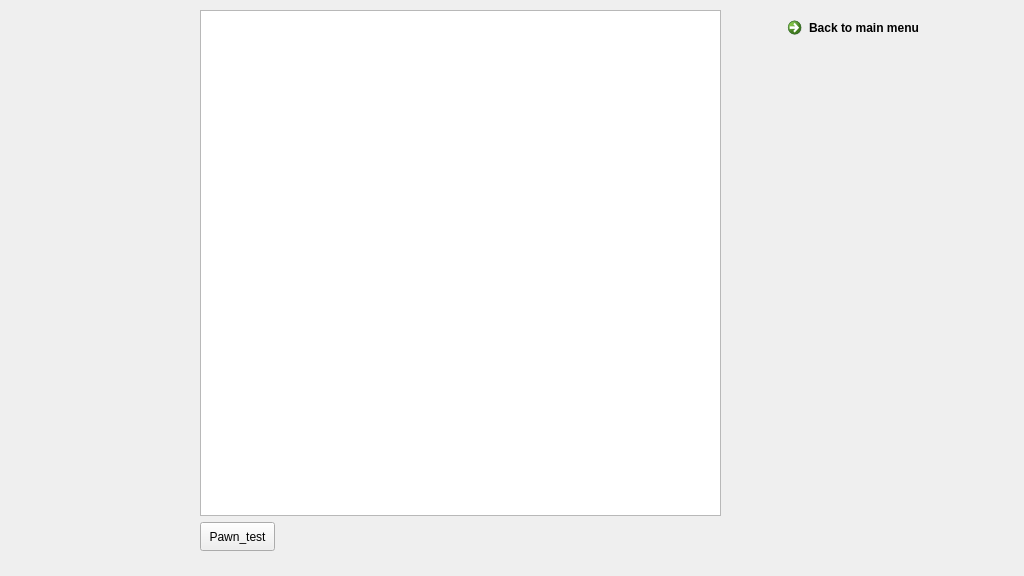
L0G4NN/EE273Project, file Antichess/mainwindow.ui: the form before one commit.
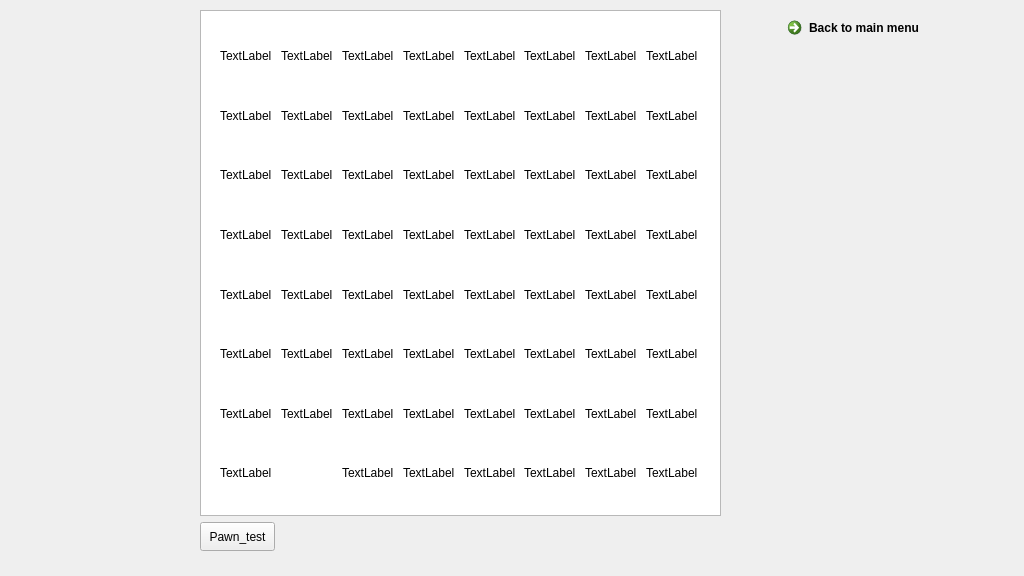
The form after the commit. Icons and pictures are not drawn.

What changed in the file:
```diff
--- a/Antichess/mainwindow.ui
+++ b/Antichess/mainwindow.ui
@@ -250,6 +250,466 @@
        </item>
       </layout>
      </widget>
+     <widget class="QWidget" name="gridLayoutWidget">
+      <property name="geometry">
+       <rect>
+        <x>270</x>
+        <y>29</y>
+        <width>481</width>
+        <height>471</height>
+       </rect>
+      </property>
+      <layout class="QGridLayout" name="squares">
+       <item row="0" column="5">
+        <widget class="QLabel" name="label_62">
+         <property name="text">
+          <string>TextLabel</string>
+         </property>
+        </widget>
+       </item>
+       <item row="2" column="6">
+        <widget class="QLabel" name="label_66">
+         <property name="text">
+          <string>TextLabel</string>
+         </property>
+        </widget>
+       </item>
+       <item row="0" column="6">
+        <widget class="QLabel" name="label_63">
+         <property name="text">
+          <string>TextLabel</string>
+         </property>
+        </widget>
+       </item>
+       <item row="6" column="0">
+        <widget class="QLabel" name="_70">
+         <property name="text">
+          <string>TextLabel</string>
+         </property>
+        </widget>
+       </item>
+       <item row="5" column="6">
+        <widget class="QLabel" name="label_40">
+         <property name="text">
+          <string>TextLabel</string>
+         </property>
+        </widget>
+       </item>
+       <item row="3" column="5">
+        <widget class="QLabel" name="label_49">
+         <property name="text">
+          <string>TextLabel</string>
+         </property>
+        </widget>
+       </item>
+       <item row="7" column="4">
+        <widget class="QLabel" name="_50">
+         <property name="text">
+          <string>TextLabel</string>
+         </property>
+        </widget>
+       </item>
+       <item row="4" column="2">
+        <widget class="QLabel" name="label_29">
+         <property name="text">
+          <string>TextLabel</string>
+         </property>
+        </widget>
+       </item>
+       <item row="0" column="7">
+        <widget class="QLabel" name="label_60">
+         <property name="text">
+          <string>TextLabel</string>
+         </property>
+        </widget>
+       </item>
+       <item row="1" column="7">
+        <widget class="QLabel" name="label_64">
+         <property name="text">
+          <string>TextLabel</string>
+         </property>
+        </widget>
+       </item>
+       <item row="7" column="2">
+        <widget class="QLabel" name="_30">
+         <property name="text">
+          <string>TextLabel</string>
+         </property>
+        </widget>
+       </item>
+       <item row="2" column="7">
+        <widget class="QLabel" name="label_65">
+         <property name="text">
+          <string>TextLabel</string>
+         </property>
+        </widget>
+       </item>
+       <item row="3" column="0">
+        <widget class="QLabel" name="label_14">
+         <property name="text">
+          <string>TextLabel</string>
+         </property>
+        </widget>
+       </item>
+       <item row="2" column="2">
+        <widget class="QLabel" name="label_27">
+         <property name="text">
+          <string>TextLabel</string>
+         </property>
+        </widget>
+       </item>
+       <item row="5" column="7">
+        <widget class="QLabel" name="label_41">
+         <property name="text">
+          <string>TextLabel</string>
+         </property>
+        </widget>
+       </item>
+       <item row="6" column="1">
+        <widget class="QLabel" name="label_18">
+         <property name="text">
+          <string>TextLabel</string>
+         </property>
+        </widget>
+       </item>
+       <item row="7" column="3">
+        <widget class="QLabel" name="_40">
+         <property name="text">
+          <string>TextLabel</string>
+         </property>
+        </widget>
+       </item>
+       <item row="3" column="6">
+        <widget class="QLabel" name="label_50">
+         <property name="text">
+          <string>TextLabel</string>
+         </property>
+        </widget>
+       </item>
+       <item row="7" column="5">
+        <widget class="QLabel" name="_60">
+         <property name="text">
+          <string>TextLabel</string>
+         </property>
+        </widget>
+       </item>
+       <item row="6" column="5">
+        <widget class="QLabel" name="label_34">
+         <property name="text">
+          <string>TextLabel</string>
+         </property>
+        </widget>
+       </item>
+       <item row="1" column="5">
+        <widget class="QLabel" name="label_61">
+         <property name="text">
+          <string>TextLabel</string>
+         </property>
+        </widget>
+       </item>
+       <item row="0" column="1">
+        <widget class="QLabel" name="label_24">
+         <property name="text">
+          <string>TextLabel</string>
+         </property>
+        </widget>
+       </item>
+       <item row="2" column="5">
+        <widget class="QLabel" name="label_58">
+         <property name="text">
+          <string>TextLabel</string>
+         </property>
+        </widget>
+       </item>
+       <item row="0" column="3">
+        <widget class="QLabel" name="label_54">
+         <property name="text">
+          <string>TextLabel</string>
+         </property>
+        </widget>
+       </item>
+       <item row="7" column="0">
+        <widget class="QLabel" name="_10">
+         <property name="text">
+          <string>TextLabel</string>
+         </property>
+        </widget>
+       </item>
+       <item row="7" column="7">
+        <widget class="QLabel" name="label_3">
+         <property name="text">
+          <string>TextLabel</string>
+         </property>
+        </widget>
+       </item>
+       <item row="3" column="7">
+        <widget class="QLabel" name="label_51">
+         <property name="text">
+          <string>TextLabel</string>
+         </property>
+        </widget>
+       </item>
+       <item row="1" column="2">
+        <widget class="QLabel" name="label_26">
+         <property name="text">
+          <string>TextLabel</string>
+         </property>
+        </widget>
+       </item>
+       <item row="7" column="1">
+        <widget class="QLabel" name="_20">
+         <property name="text">
+          <string/>
+         </property>
+        </widget>
+       </item>
+       <item row="5" column="5">
+        <widget class="QLabel" name="label_39">
+         <property name="text">
+          <string>TextLabel</string>
+         </property>
+        </widget>
+       </item>
+       <item row="6" column="3">
+        <widget class="QLabel" name="label_32">
+         <property name="text">
+          <string>TextLabel</string>
+         </property>
+        </widget>
+       </item>
+       <item row="6" column="2">
+        <widget class="QLabel" name="label_31">
+         <property name="text">
+          <string>TextLabel</string>
+         </property>
+        </widget>
+       </item>
+       <item row="4" column="3">
+        <widget class="QLabel" name="label_42">
+         <property name="text">
+          <string>TextLabel</string>
+         </property>
+        </widget>
+       </item>
+       <item row="2" column="4">
+        <widget class="QLabel" name="label_57">
+         <property name="text">
+          <string>TextLabel</string>
+         </property>
+        </widget>
+       </item>
+       <item row="5" column="4">
+        <widget class="QLabel" name="label_38">
+         <property name="text">
+          <string>TextLabel</string>
+         </property>
+        </widget>
+       </item>
+       <item row="5" column="3">
+        <widget class="QLabel" name="label_37">
+         <property name="text">
+          <string>TextLabel</string>
+         </property>
+        </widget>
+       </item>
+       <item row="0" column="0">
+        <widget class="QLabel" name="label_17">
+         <property name="text">
+          <string>TextLabel</string>
+         </property>
+        </widget>
+       </item>
+       <item row="2" column="0">
+        <widget class="QLabel" name="label_15">
+         <property name="text">
+          <string>TextLabel</string>
+         </property>
+        </widget>
+       </item>
+       <item row="1" column="6">
+        <widget class="QLabel" name="label_59">
+         <property name="text">
+          <string>TextLabel</string>
+         </property>
+        </widget>
+       </item>
+       <item row="1" column="4">
+        <widget class="QLabel" name="label_56">
+         <property name="text">
+          <string>TextLabel</string>
+         </property>
+        </widget>
+       </item>
+       <item row="4" column="4">
+        <widget class="QLabel" name="label_43">
+         <property name="text">
+          <string>TextLabel</string>
+         </property>
+        </widget>
+       </item>
+       <item row="6" column="4">
+        <widget class="QLabel" name="label_33">
+         <property name="text">
+          <string>TextLabel</string>
+         </property>
+        </widget>
+       </item>
+       <item row="6" column="7">
+        <widget class="QLabel" name="label_36">
+         <property name="text">
+          <string>TextLabel</string>
+         </property>
+        </widget>
+       </item>
+       <item row="7" column="6">
+        <widget class="QLabel" name="label_6">
+         <property name="text">
+          <string>TextLabel</string>
+         </property>
+        </widget>
+       </item>
+       <item row="4" column="7">
+        <widget class="QLabel" name="label_46">
+         <property name="text">
+          <string>TextLabel</string>
+         </property>
+        </widget>
+       </item>
+       <item row="0" column="4">
+        <widget class="QLabel" name="label_55">
+         <property name="text">
+          <string>TextLabel</string>
+         </property>
+        </widget>
+       </item>
+       <item row="4" column="1">
+        <widget class="QLabel" name="label_20">
+         <property name="text">
+          <string>TextLabel</string>
+         </property>
+        </widget>
+       </item>
+       <item row="4" column="0">
+        <widget class="QLabel" name="label_13">
+         <property name="text">
+          <string>TextLabel</string>
+         </property>
+        </widget>
+       </item>
+       <item row="5" column="2">
+        <widget class="QLabel" name="label_30">
+         <property name="text">
+          <string>TextLabel</string>
+         </property>
+        </widget>
+       </item>
+       <item row="1" column="1">
+        <widget class="QLabel" name="label_23">
+         <property name="text">
+          <string>TextLabel</string>
+         </property>
+        </widget>
+       </item>
+       <item row="3" column="1">
+        <widget class="QLabel" name="label_21">
+         <property name="text">
+          <string>TextLabel</string>
+         </property>
+        </widget>
+       </item>
+       <item row="4" column="6">
+        <widget class="QLabel" name="label_45">
+         <property name="text">
+          <string>TextLabel</string>
+         </property>
+        </widget>
+       </item>
+       <item row="3" column="4">
+        <widget class="QLabel" name="label_48">
+         <property name="text">
+          <string>TextLabel</string>
+         </property>
+        </widget>
+       </item>
+       <item row="6" column="6">
+        <widget class="QLabel" name="label_35">
+         <property name="text">
+          <string>TextLabel</string>
+         </property>
+        </widget>
+       </item>
+       <item row="2" column="1">
+        <widget class="QLabel" name="label_22">
+         <property name="text">
+          <string>TextLabel</string>
+         </property>
+        </widget>
+       </item>
+       <item row="5" column="1">
+        <widget class="QLabel" name="label_19">
+         <property name="text">
+          <string>TextLabel</string>
+         </property>
+        </widget>
+       </item>
+       <item row="0" column="2">
+        <widget class="QLabel" name="label_25">
+         <property name="text">
+          <string>TextLabel</string>
+         </property>
+        </widget>
+       </item>
+       <item row="1" column="3">
+        <widget class="QLabel" name="label_53">
+         <property name="text">
+          <string>TextLabel</string>
+         </property>
+        </widget>
+       </item>
+       <item row="2" column="3">
+        <widget class="QLabel" name="label_52">
+         <property name="text">
+          <string>TextLabel</string>
+         </property>
+        </widget>
+       </item>
+       <item row="3" column="2">
+        <widget class="QLabel" name="label_28">
+         <property name="text">
+          <string>TextLabel</string>
+         </property>
+        </widget>
+       </item>
+       <item row="4" column="5">
+        <widget class="QLabel" name="label_44">
+         <property name="text">
+          <string>TextLabel</string>
+         </property>
+        </widget>
+       </item>
+       <item row="5" column="0">
+        <widget class="QLabel" name="label_12">
+         <property name="text">
+          <string>TextLabel</string>
+         </property>
+        </widget>
+       </item>
+       <item row="1" column="0">
+        <widget class="QLabel" name="label_16">
+         <property name="text">
+          <string>TextLabel</string>
+         </property>
+        </widget>
+       </item>
+       <item row="3" column="3">
+        <widget class="QLabel" name="label_47">
+         <property name="text">
+          <string>TextLabel</string>
+         </property>
+        </widget>
+       </item>
+      </layout>
+     </widget>
     </widget>
    </widget>
   </widget>
```
